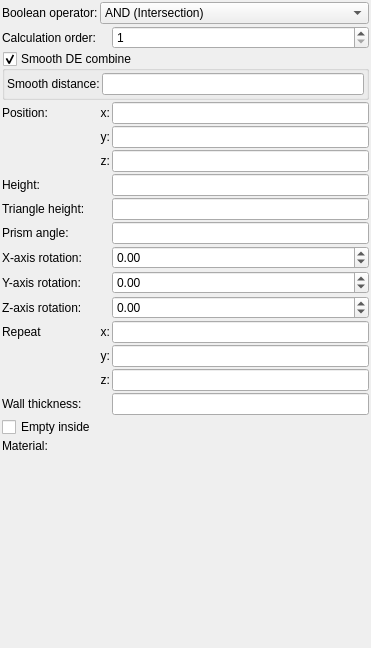
First picture: the form in mandelbulber2/formula/ui/primitive_prism.ui, repository buddhi1980/mandelbulber2, before the edit.
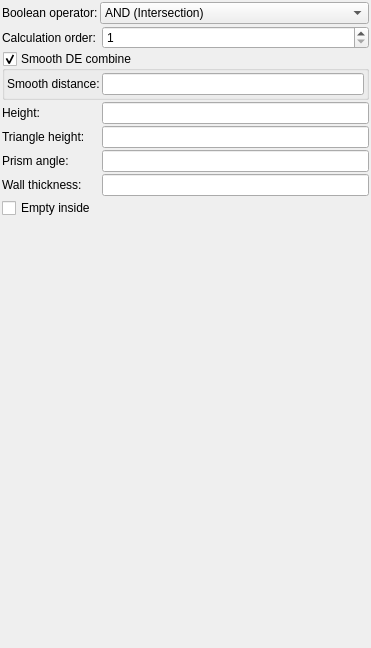
Second picture: the form after the edit. Custom widgets are drawn as their Qt base class.

What changed in the file:
```diff
--- a/mandelbulber2/formula/ui/primitive_prism.ui
+++ b/mandelbulber2/formula/ui/primitive_prism.ui
@@ -34,46 +34,46 @@
      <property name="spacing">
       <number>2</number>
      </property>
-     <item row="13" column="1">
-      <widget class="QLabel" name="label_repeat_y_2">
-       <property name="text">
-        <string>y:</string>
+     <item row="0" column="1" colspan="2">
+      <widget class="MyComboBox" name="comboBox_boolean_operator">
+       <property name="sizePolicy">
+        <sizepolicy hsizetype="Preferred" vsizetype="Preferred">
+         <horstretch>0</horstretch>
+         <verstretch>0</verstretch>
+        </sizepolicy>
        </property>
-       <property name="alignment">
-        <set>Qt::AlignRight|Qt::AlignTrailing|Qt::AlignVCenter</set>
-       </property>
+       <item>
+        <property name="text">
+         <string>AND (Intersection)</string>
+        </property>
+       </item>
+       <item>
+        <property name="text">
+         <string>OR (Union)</string>
+        </property>
+       </item>
+       <item>
+        <property name="text">
+         <string>SUB (Complement)</string>
+        </property>
+       </item>
+       <item>
+        <property name="text">
+         <string>rev SUB (B-A)</string>
+        </property>
+       </item>
       </widget>
      </item>
-     <item row="9" column="0">
-      <widget class="QLabel" name="label_8">
+     <item row="0" column="0">
+      <widget class="QLabel" name="label_21">
        <property name="text">
-        <string>X-axis rotation:</string>
+        <string>Boolean operator:</string>
        </property>
        <property name="wordWrap">
         <bool>true</bool>
        </property>
       </widget>
      </item>
-     <item row="17" column="1" colspan="2">
-      <widget class="cMaterialSelector" name="materialselector_material_id" native="true">
-       <property name="sizePolicy">
-        <sizepolicy hsizetype="Preferred" vsizetype="Minimum">
-         <horstretch>0</horstretch>
-         <verstretch>0</verstretch>
-        </sizepolicy>
-       </property>
-      </widget>
-     </item>
-     <item row="13" column="2">
-      <widget class="MyLineEdit" name="vect3_repeat_y">
-       <property name="sizePolicy">
-        <sizepolicy hsizetype="Expanding" vsizetype="Maximum">
-         <horstretch>0</horstretch>
-         <verstretch>0</verstretch>
-        </sizepolicy>
-       </property>
-      </widget>
-     </item>
      <item row="1" column="0">
       <widget class="QLabel" name="label_22">
        <property name="text">
@@ -84,7 +84,24 @@
        </property>
       </widget>
      </item>
-     <item row="7" column="2">
+     <item row="6" column="2">
+      <widget class="MyLineEdit" name="logedit_wall_thickness">
+       <property name="sizePolicy">
+        <sizepolicy hsizetype="Expanding" vsizetype="Maximum">
+         <horstretch>0</horstretch>
+         <verstretch>0</verstretch>
+        </sizepolicy>
+       </property>
+      </widget>
+     </item>
+     <item row="6" column="0">
+      <widget class="QLabel" name="label_3">
+       <property name="text">
+        <string>Wall thickness:</string>
+       </property>
+      </widget>
+     </item>
+     <item row="4" column="2">
       <widget class="MyLineEdit" name="logedit_trangle_height">
        <property name="sizePolicy">
         <sizepolicy hsizetype="Expanding" vsizetype="Maximum">
@@ -94,55 +111,7 @@
        </property>
       </widget>
      </item>
-     <item row="11" column="2">
-      <widget class="MyDoubleSpinBox" name="spinboxd3_rotation_z">
-       <property name="sizePolicy">
-        <sizepolicy hsizetype="Minimum" vsizetype="Maximum">
-         <horstretch>0</horstretch>
-         <verstretch>0</verstretch>
-        </sizepolicy>
-       </property>
-       <property name="prefix">
-        <string/>
-       </property>
-       <property name="suffix">
-        <string/>
-       </property>
-       <property name="decimals">
-        <number>2</number>
-       </property>
-       <property name="minimum">
-        <double>-36000.000000000000000</double>
-       </property>
-       <property name="maximum">
-        <double>36000.000000000000000</double>
-       </property>
-       <property name="singleStep">
-        <double>0.100000000000000</double>
-       </property>
-      </widget>
-     </item>
      <item row="3" column="2">
-      <widget class="MyLineEdit" name="vect3_position_x">
-       <property name="sizePolicy">
-        <sizepolicy hsizetype="Expanding" vsizetype="Maximum">
-         <horstretch>0</horstretch>
-         <verstretch>0</verstretch>
-        </sizepolicy>
-       </property>
-      </widget>
-     </item>
-     <item row="12" column="2">
-      <widget class="MyLineEdit" name="vect3_repeat_x">
-       <property name="sizePolicy">
-        <sizepolicy hsizetype="Expanding" vsizetype="Maximum">
-         <horstretch>0</horstretch>
-         <verstretch>0</verstretch>
-        </sizepolicy>
-       </property>
-      </widget>
-     </item>
-     <item row="6" column="2">
       <widget class="MyLineEdit" name="logedit_height">
        <property name="sizePolicy">
         <sizepolicy hsizetype="Expanding" vsizetype="Maximum">
@@ -152,20 +121,10 @@
        </property>
       </widget>
      </item>
-     <item row="14" column="2">
-      <widget class="MyLineEdit" name="vect3_repeat_z">
-       <property name="sizePolicy">
-        <sizepolicy hsizetype="Expanding" vsizetype="Maximum">
-         <horstretch>0</horstretch>
-         <verstretch>0</verstretch>
-        </sizepolicy>
-       </property>
-      </widget>
-     </item>
-     <item row="12" column="0">
-      <widget class="QLabel" name="label_2">
+     <item row="3" column="0">
+      <widget class="QLabel" name="label_14">
        <property name="text">
-        <string>Repeat</string>
+        <string>Height:</string>
        </property>
       </widget>
      </item>
@@ -216,80 +175,30 @@
        </layout>
       </widget>
      </item>
-     <item row="6" column="0">
-      <widget class="QLabel" name="label_14">
-       <property name="text">
-        <string>Height:</string>
-       </property>
-      </widget>
-     </item>
-     <item row="17" column="0">
-      <widget class="QLabel" name="label_20">
-       <property name="text">
-        <string>Material:</string>
-       </property>
-      </widget>
-     </item>
-     <item row="8" column="0">
+     <item row="5" column="0">
       <widget class="QLabel" name="label_17">
        <property name="text">
         <string>Prism angle:</string>
        </property>
       </widget>
      </item>
-     <item row="9" column="2">
-      <widget class="MyDoubleSpinBox" name="spinboxd3_rotation_x">
-       <property name="sizePolicy">
-        <sizepolicy hsizetype="Minimum" vsizetype="Maximum">
-         <horstretch>0</horstretch>
-         <verstretch>0</verstretch>
-        </sizepolicy>
-       </property>
-       <property name="prefix">
-        <string/>
-       </property>
-       <property name="suffix">
-        <string/>
-       </property>
-       <property name="decimals">
-        <number>2</number>
-       </property>
-       <property name="minimum">
-        <double>-36000.000000000000000</double>
-       </property>
-       <property name="maximum">
-        <double>36000.000000000000000</double>
-       </property>
-       <property name="singleStep">
-        <double>0.100000000000000</double>
+     <item row="4" column="0">
+      <widget class="QLabel" name="label_16">
+       <property name="text">
+        <string>Triangle height:</string>
        </property>
       </widget>
      </item>
-     <item row="10" column="2">
-      <widget class="MyDoubleSpinBox" name="spinboxd3_rotation_y">
+     <item row="7" column="0" colspan="3">
+      <widget class="MyCheckBox" name="checkBox_empty">
        <property name="sizePolicy">
         <sizepolicy hsizetype="Minimum" vsizetype="Maximum">
          <horstretch>0</horstretch>
          <verstretch>0</verstretch>
         </sizepolicy>
        </property>
-       <property name="prefix">
-        <string/>
-       </property>
-       <property name="suffix">
-        <string/>
-       </property>
-       <property name="decimals">
-        <number>2</number>
-       </property>
-       <property name="minimum">
-        <double>-36000.000000000000000</double>
-       </property>
-       <property name="maximum">
-        <double>36000.000000000000000</double>
-       </property>
-       <property name="singleStep">
-        <double>0.100000000000000</double>
+       <property name="text">
+        <string>Empty inside</string>
        </property>
       </widget>
      </item>
@@ -312,128 +221,8 @@
        </property>
       </widget>
      </item>
-     <item row="12" column="1">
-      <widget class="QLabel" name="label_repeat_x_2">
-       <property name="text">
-        <string>x:</string>
-       </property>
-       <property name="alignment">
-        <set>Qt::AlignRight|Qt::AlignTrailing|Qt::AlignVCenter</set>
-       </property>
-      </widget>
-     </item>
-     <item row="14" column="1">
-      <widget class="QLabel" name="label_repeat_z_2">
-       <property name="text">
-        <string>z:</string>
-       </property>
-       <property name="alignment">
-        <set>Qt::AlignRight|Qt::AlignTrailing|Qt::AlignVCenter</set>
-       </property>
-      </widget>
-     </item>
-     <item row="3" column="0">
-      <widget class="QLabel" name="label_10">
-       <property name="text">
-        <string>Position:</string>
-       </property>
-      </widget>
-     </item>
-     <item row="11" column="0">
-      <widget class="QLabel" name="label_15">
-       <property name="text">
-        <string>Z-axis rotation:</string>
-       </property>
-       <property name="wordWrap">
-        <bool>true</bool>
-       </property>
-      </widget>
-     </item>
-     <item row="10" column="0">
-      <widget class="QLabel" name="label_9">
-       <property name="text">
-        <string>Y-axis rotation:</string>
-       </property>
-       <property name="wordWrap">
-        <bool>true</bool>
-       </property>
-      </widget>
-     </item>
-     <item row="16" column="0" colspan="3">
-      <widget class="MyCheckBox" name="checkBox_empty">
-       <property name="sizePolicy">
-        <sizepolicy hsizetype="Minimum" vsizetype="Maximum">
-         <horstretch>0</horstretch>
-         <verstretch>0</verstretch>
-        </sizepolicy>
-       </property>
-       <property name="text">
-        <string>Empty inside</string>
-       </property>
-      </widget>
-     </item>
-     <item row="0" column="1" colspan="2">
-      <widget class="MyComboBox" name="comboBox_boolean_operator">
-       <property name="sizePolicy">
-        <sizepolicy hsizetype="Preferred" vsizetype="Preferred">
-         <horstretch>0</horstretch>
-         <verstretch>0</verstretch>
-        </sizepolicy>
-       </property>
-       <item>
-        <property name="text">
-         <string>AND (Intersection)</string>
-        </property>
-       </item>
-       <item>
-        <property name="text">
-         <string>OR (Union)</string>
-        </property>
-       </item>
-       <item>
-        <property name="text">
-         <string>SUB (Complement)</string>
-        </property>
-       </item>
-       <item>
-        <property name="text">
-         <string>rev SUB (B-A)</string>
-        </property>
-       </item>
-      </widget>
-     </item>
-     <item row="4" column="2">
-      <widget class="MyLineEdit" name="vect3_position_y">
-       <property name="sizePolicy">
-        <sizepolicy hsizetype="Expanding" vsizetype="Maximum">
-         <horstretch>0</horstretch>
-         <verstretch>0</verstretch>
-        </sizepolicy>
-       </property>
-      </widget>
-     </item>
-     <item row="4" column="1">
-      <widget class="QLabel" name="label_12">
-       <property name="text">
-        <string>y:</string>
-       </property>
-       <property name="alignment">
-        <set>Qt::AlignRight|Qt::AlignTrailing|Qt::AlignVCenter</set>
-       </property>
-      </widget>
-     </item>
-     <item row="8" column="2">
-      <widget class="MyLineEdit" name="logedit_prism_angle">
-       <property name="sizePolicy">
-        <sizepolicy hsizetype="Expanding" vsizetype="Maximum">
-         <horstretch>0</horstretch>
-         <verstretch>0</verstretch>
-        </sizepolicy>
-       </property>
-      </widget>
-     </item>
      <item row="5" column="2">
-      <widget class="MyLineEdit" name="vect3_position_z">
+      <widget class="MyLineEdit" name="logedit_prism_angle">
        <property name="sizePolicy">
         <sizepolicy hsizetype="Expanding" vsizetype="Maximum">
          <horstretch>0</horstretch>
@@ -442,60 +231,6 @@
        </property>
       </widget>
      </item>
-     <item row="7" column="0">
-      <widget class="QLabel" name="label_16">
-       <property name="text">
-        <string>Triangle height:</string>
-       </property>
-      </widget>
-     </item>
-     <item row="5" column="1">
-      <widget class="QLabel" name="label_13">
-       <property name="text">
-        <string>z:</string>
-       </property>
-       <property name="alignment">
-        <set>Qt::AlignRight|Qt::AlignTrailing|Qt::AlignVCenter</set>
-       </property>
-      </widget>
-     </item>
-     <item row="3" column="1">
-      <widget class="QLabel" name="label_11">
-       <property name="text">
-        <string>x:</string>
-       </property>
-       <property name="alignment">
-        <set>Qt::AlignRight|Qt::AlignTrailing|Qt::AlignVCenter</set>
-       </property>
-      </widget>
-     </item>
-     <item row="0" column="0">
-      <widget class="QLabel" name="label_21">
-       <property name="text">
-        <string>Boolean operator:</string>
-       </property>
-       <property name="wordWrap">
-        <bool>true</bool>
-       </property>
-      </widget>
-     </item>
-     <item row="15" column="2">
-      <widget class="MyLineEdit" name="logedit_wall_thickness">
-       <property name="sizePolicy">
-        <sizepolicy hsizetype="Expanding" vsizetype="Maximum">
-         <horstretch>0</horstretch>
-         <verstretch>0</verstretch>
-        </sizepolicy>
-       </property>
-      </widget>
-     </item>
-     <item row="15" column="0">
-      <widget class="QLabel" name="label_3">
-       <property name="text">
-        <string>Wall thickness:</string>
-       </property>
-      </widget>
-     </item>
     </layout>
    </item>
    <item>
@@ -514,11 +249,6 @@
   </layout>
  </widget>
  <customwidgets>
-  <customwidget>
-   <class>MyDoubleSpinBox</class>
-   <extends>QDoubleSpinBox</extends>
-   <header>my_double_spin_box.h</header>
-  </customwidget>
   <customwidget>
    <class>MyCheckBox</class>
    <extends>QCheckBox</extends>
@@ -529,12 +259,6 @@
    <extends>QLineEdit</extends>
    <header>my_line_edit.h</header>
   </customwidget>
-  <customwidget>
-   <class>cMaterialSelector</class>
-   <extends>QWidget</extends>
-   <header>material_selector.h</header>
-   <container>1</container>
-  </customwidget>
   <customwidget>
    <class>MyComboBox</class>
    <extends>QComboBox</extends>
```
Left out of the diff: 9 changed lines with no effect on the pictures.
